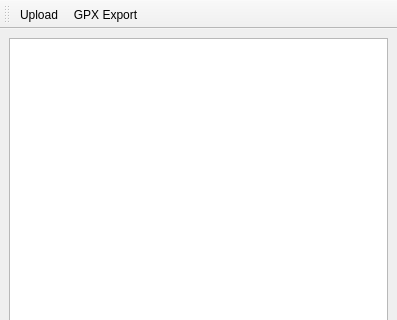
First picture: the form in poitagger/ui/gpx.ui, repository dlr-eoc/poitagger, before the edit; both pictures show x 0 to 397 and y 0 to 320 of the 397 by 596 pixel window.
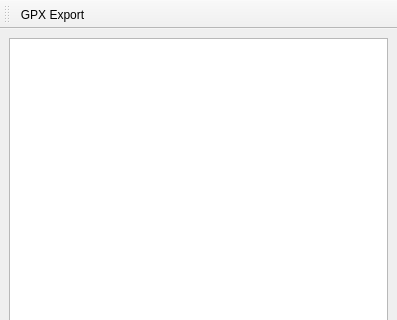
Second picture: the form after the edit. Icons and pictures are not drawn.

```diff
--- a/poitagger/ui/gpx.ui
+++ b/poitagger/ui/gpx.ui
@@ -40,7 +40,6 @@
    <attribute name="toolBarBreak">
     <bool>false</bool>
    </attribute>
-   <addaction name="actionUpload"/>
    <addaction name="actionGpxExport"/>
   </widget>
   <action name="actionUpload">
```
Left out of the diff: 2 changed lines with no effect on the pictures.
